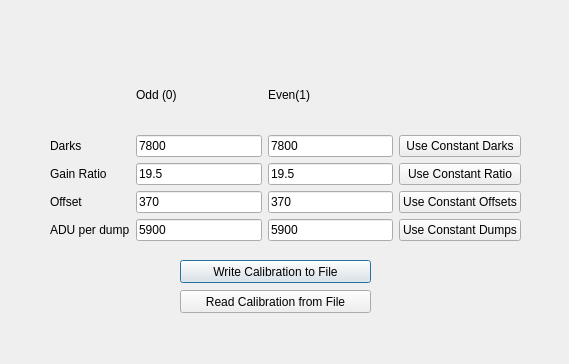
Above: calibrationdialog.ui from htphilipp/EMPADBrowser before the change. Below: the same form after it.
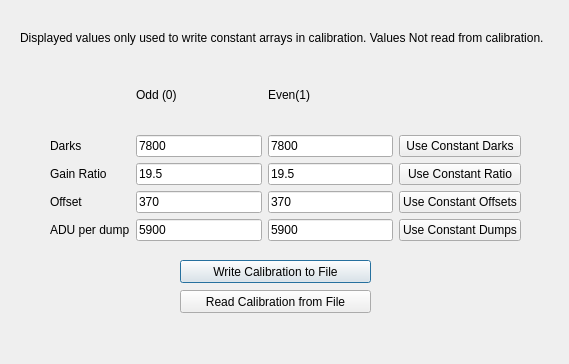
That is the form after the change.

Commit message: More Modifications to calibration related material

```diff
--- a/calibrationdialog.ui
+++ b/calibrationdialog.ui
@@ -52,7 +52,7 @@
     <string/>
    </property>
   </widget>
-  <widget class="QWidget" name="">
+  <widget class="QWidget" name="layoutWidget">
    <property name="geometry">
     <rect>
      <x>50</x>
@@ -190,6 +190,19 @@
     </item>
    </layout>
   </widget>
+  <widget class="QLabel" name="label_7">
+   <property name="geometry">
+    <rect>
+     <x>20</x>
+     <y>30</y>
+     <width>531</width>
+     <height>16</height>
+    </rect>
+   </property>
+   <property name="text">
+    <string>Displayed values only used to write constant arrays in calibration. Values Not read from calibration.</string>
+   </property>
+  </widget>
  </widget>
  <resources/>
  <connections/>
```
The commit also changes 5 other files.
